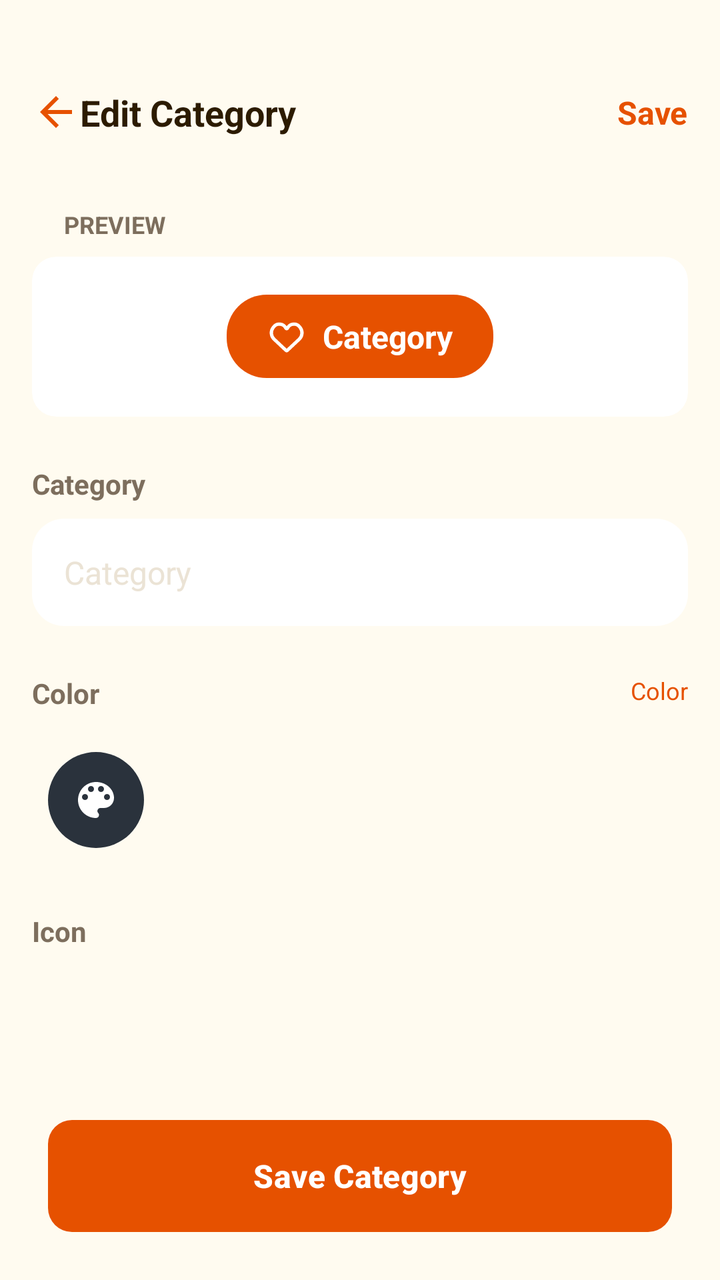
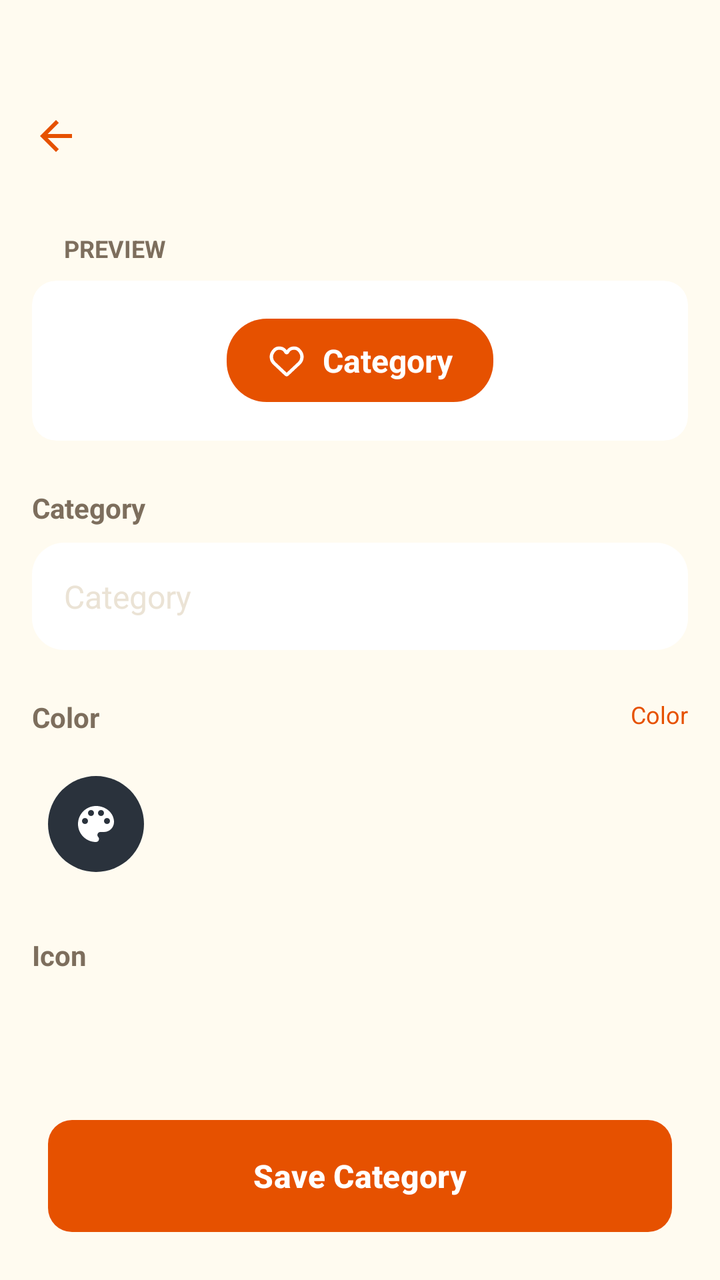

Before-and-after screenshots of an Android layout around one commit, followed by the original layout XML and the change that was made.
<!-- AndroidManifest.xml: application theme Theme.WhereIsMyCar -->
<!-- res/layout/fragment_edit_category.xml -->
<?xml version="1.0" encoding="utf-8"?>
<androidx.constraintlayout.widget.ConstraintLayout xmlns:android="http://schemas.android.com/apk/res/android"
    xmlns:app="http://schemas.android.com/apk/res-auto"
    xmlns:tools="http://schemas.android.com/tools"
    android:layout_width="match_parent"
    android:layout_height="match_parent"
    android:background="@color/app_background"
    android:paddingTop="@dimen/layout_padding_top"
    tools:context=".EditCategoryFragment">

    <androidx.constraintlayout.widget.ConstraintLayout
        android:id="@+id/toolbar"
        android:layout_width="match_parent"
        android:layout_height="?attr/actionBarSize"
        android:paddingHorizontal="16dp"
        app:layout_constraintTop_toTopOf="parent">

        <ImageView
            android:id="@+id/btn_back"
            android:layout_width="24dp"
            android:layout_height="24dp"
            android:contentDescription="@string/back"
            android:src="@drawable/ic_back"
            app:layout_constraintBottom_toBottomOf="parent"
            app:layout_constraintStart_toStartOf="parent"
            app:layout_constraintTop_toTopOf="parent"
            app:tint="@color/primary" />

        <TextView
            android:layout_width="wrap_content"
            android:layout_height="wrap_content"
            android:text="@string/edit_category"
            android:textColor="@color/text_primary"
            android:textSize="18sp"
            android:textStyle="bold"
            app:layout_constraintBottom_toBottomOf="parent"
            app:layout_constraintStart_toEndOf="@+id/btn_back"
            app:layout_constraintTop_toTopOf="parent" />

        <TextView
            android:id="@+id/btn_save_text"
            android:layout_width="wrap_content"
            android:layout_height="wrap_content"
            android:text="@string/save"
            android:textColor="@color/primary"
            android:textSize="16sp"
            android:textStyle="bold"
            app:layout_constraintBottom_toBottomOf="parent"
            app:layout_constraintEnd_toEndOf="parent"
            app:layout_constraintTop_toTopOf="parent" />
    </androidx.constraintlayout.widget.ConstraintLayout>

    <ScrollView
        android:layout_width="match_parent"
        android:layout_height="0dp"
        app:layout_constraintBottom_toTopOf="@id/btn_save_category"
        app:layout_constraintTop_toBottomOf="@id/toolbar">

        <LinearLayout
            android:layout_width="match_parent"
            android:layout_height="wrap_content"
            android:orientation="vertical"
            android:padding="16dp">

            <TextView
                android:layout_width="wrap_content"
                android:layout_height="wrap_content"
                android:text="@string/preview"
                android:textAllCaps="true"
                android:layout_marginStart="16dp"
                android:textColor="@color/text_secondary"
                android:textSize="12sp"
                android:textStyle="bold" />

            <androidx.cardview.widget.CardView
                android:layout_width="match_parent"
                android:layout_height="80dp"
                android:layout_marginTop="8dp"
                app:cardBackgroundColor="@color/card_surface"
                app:cardCornerRadius="12dp"
                app:cardElevation="0dp">

                <LinearLayout
                    android:id="@+id/category_preview_tag"
                    android:layout_width="wrap_content"
                    android:layout_height="wrap_content"
                    android:layout_gravity="center"
                    android:background="@drawable/rounded_pill_blue"
                    android:gravity="center"
                    android:paddingHorizontal="20dp"
                    android:paddingVertical="10dp">

                    <ImageView
                        android:id="@+id/category_preview_icon"
                        android:layout_width="20dp"
                        android:layout_height="20dp"
                        android:layout_marginEnd="8dp"
                        android:contentDescription="@string/app_name"
                        android:src="@drawable/favorite"
                        app:tint="@color/white" />

                    <TextView
                        android:id="@+id/category_preview_emoji"
                        android:layout_width="wrap_content"
                        android:layout_height="wrap_content"
                        android:layout_marginEnd="8dp"
                        android:textSize="20sp"
                        android:visibility="gone" />

                    <TextView
                        android:id="@+id/category_preview_name"
                        android:layout_width="wrap_content"
                        android:layout_height="wrap_content"
                        android:text="@string/category"
                        android:textColor="@color/white"
                        android:textSize="16sp"
                        android:textStyle="bold" />
                </LinearLayout>
            </androidx.cardview.widget.CardView>

            <TextView
                android:layout_width="wrap_content"
                android:layout_height="wrap_content"
                android:layout_marginTop="24dp"
                android:text="@string/category"
                android:textColor="@color/text_secondary"
                android:textSize="14sp"
                android:textStyle="bold" />

            <EditText
                android:id="@+id/category_name"
                android:layout_width="match_parent"
                android:layout_height="wrap_content"
                android:layout_marginTop="8dp"
                android:autofillHints="no"
                android:background="@drawable/rounded_card_dark"
                android:hint="@string/category"
                android:inputType="text"
                android:maxLength="32"
                android:padding="16dp"
                android:textSize="16sp"
                android:textColor="@color/text_primary"
                android:textColorHint="@color/primary_gray" />

            <androidx.constraintlayout.widget.ConstraintLayout
                android:layout_width="match_parent"
                android:layout_height="wrap_content"
                android:layout_marginTop="24dp">

                <TextView
                    android:layout_width="wrap_content"
                    android:layout_height="wrap_content"
                    android:text="@string/color"
                    android:textColor="@color/text_secondary"
                    android:textSize="14sp"
                    android:textStyle="bold"
                    app:layout_constraintStart_toStartOf="parent"
                    app:layout_constraintTop_toTopOf="parent" />

                <TextView
                    android:id="@+id/color_name"
                    android:layout_width="wrap_content"
                    android:layout_height="wrap_content"
                    android:text="@string/color"
                    android:textColor="@color/primary"
                    android:textSize="12sp"
                    app:layout_constraintEnd_toEndOf="parent"
                    app:layout_constraintTop_toTopOf="parent" />
            </androidx.constraintlayout.widget.ConstraintLayout>

            <androidx.constraintlayout.widget.ConstraintLayout
                android:layout_width="match_parent"
                android:layout_height="wrap_content"
                android:layout_marginTop="12dp"
                android:gravity="center_vertical"
                android:orientation="horizontal">

                <FrameLayout
                    android:id="@+id/btn_custom_color"
                    android:layout_width="wrap_content"
                    android:layout_height="wrap_content"
                    android:padding="8dp"
                    app:layout_constraintBottom_toBottomOf="parent"
                    app:layout_constraintEnd_toStartOf="@+id/rv_colors"
                    app:layout_constraintStart_toStartOf="parent"
                    app:layout_constraintTop_toTopOf="parent">

                    <View
                        android:id="@+id/custom_color_view"
                        android:layout_width="48dp"
                        android:layout_height="48dp"
                        android:background="@drawable/bg_color_circle"
                        android:backgroundTint="#2A323C" />

                    <ImageView
                        android:id="@+id/custom_color_icon"
                        android:layout_width="24dp"
                        android:layout_height="24dp"
                        android:layout_gravity="center"
                        android:contentDescription="@string/custom"
                        android:src="@drawable/ic_color_lens"
                        app:tint="@color/white" />
                </FrameLayout>

                <androidx.recyclerview.widget.RecyclerView
                    android:id="@+id/rv_colors"
                    android:layout_width="0dp"
                    android:layout_height="wrap_content"
                    android:layout_weight="1"
                    android:orientation="horizontal"
                    app:layoutManager="androidx.recyclerview.widget.LinearLayoutManager"
                    app:layout_constraintBottom_toBottomOf="parent"
                    app:layout_constraintEnd_toEndOf="parent"
                    app:layout_constraintStart_toEndOf="@id/btn_custom_color"
                    app:layout_constraintTop_toTopOf="parent"
                    tools:listitem="@layout/item_color_picker" />

            </androidx.constraintlayout.widget.ConstraintLayout>

            <TextView
                android:layout_width="wrap_content"
                android:layout_height="wrap_content"
                android:layout_marginTop="24dp"
                android:text="@string/icon"
                android:textColor="@color/text_secondary"
                android:textSize="14sp"
                android:textStyle="bold" />

            <androidx.recyclerview.widget.RecyclerView
                android:id="@+id/rv_icons"
                android:layout_width="match_parent"
                android:layout_height="wrap_content"
                android:layout_marginTop="12dp"
                android:nestedScrollingEnabled="false"
                app:layoutManager="androidx.recyclerview.widget.GridLayoutManager"
                app:spanCount="5"
                tools:listitem="@layout/item_icon_picker" />

        </LinearLayout>
    </ScrollView>

    <com.google.android.material.button.MaterialButton
        android:id="@+id/btn_save_category"
        style="@style/Widget.App.Button.Save"
        android:layout_width="match_parent"
        android:layout_margin="24dp"
        android:text="@string/save_category"
        app:layout_constraintBottom_toBottomOf="parent" />

</androidx.constraintlayout.widget.ConstraintLayout>
<!-- res/layout/item_color_picker.xml (included above) -->
<?xml version="1.0" encoding="utf-8"?>
<FrameLayout xmlns:android="http://schemas.android.com/apk/res/android"
    xmlns:app="http://schemas.android.com/apk/res-auto"
    android:layout_width="wrap_content"
    android:layout_height="wrap_content"
    android:padding="8dp">

    <View
        android:id="@+id/view_color"
        android:layout_width="48dp"
        android:layout_height="48dp"
        android:background="@drawable/bg_color_circle" />

    <ImageView
        android:id="@+id/iv_selected"
        android:layout_width="24dp"
        android:layout_height="24dp"
        android:layout_gravity="center"
        android:contentDescription="@string/app_name"
        android:src="@drawable/ic_check"
        android:visibility="gone"
        app:tint="@color/white" />

</FrameLayout>
<!-- res/layout/item_icon_picker.xml (included above) -->
<?xml version="1.0" encoding="utf-8"?>
<FrameLayout xmlns:android="http://schemas.android.com/apk/res/android"
    xmlns:app="http://schemas.android.com/apk/res-auto"
    android:layout_width="match_parent"
    android:layout_height="wrap_content"
    android:padding="8dp">

    <com.google.android.material.card.MaterialCardView
        android:id="@+id/cv_icon_background"
        android:layout_width="56dp"
        android:layout_height="56dp"
        android:layout_gravity="center"
        app:cardBackgroundColor="@color/card_surface"
        app:cardCornerRadius="16dp"
        app:cardElevation="0dp"
        app:strokeColor="@color/border_gray"
        app:strokeWidth="1dp">

        <ImageView
            android:id="@+id/iv_icon"
            android:layout_width="28dp"
            android:layout_height="28dp"
            android:layout_gravity="center"
            android:contentDescription="@string/app_name"
            android:src="@drawable/favorite"
            app:tint="@color/text_secondary" />

        <TextView
            android:id="@+id/tv_emoji"
            android:layout_width="wrap_content"
            android:layout_height="wrap_content"
            android:layout_gravity="center"
            android:textSize="24sp"
            android:visibility="gone" />
    </com.google.android.material.card.MaterialCardView>

</FrameLayout>
<!-- resources referenced by this layout -->
<resources>
  <color name="app_background">#FFFBF0</color>
  <color name="border_gray">#E0D7C6</color>
  <color name="card_surface">#FFFFFF</color>
  <color name="primary">#E65100</color>
  <color name="primary_gray">#EBE3D5</color>
  <color name="text_primary">#2C1B00</color>
  <color name="text_secondary">#7D6E5D</color>
  <color name="white">#FFFFFFFF</color>
  <dimen name="layout_padding_top">24dp</dimen>
  <!-- drawable bg_color_circle (drawable) -->
  <?xml version="1.0" encoding="utf-8"?>
  <shape xmlns:android="http://schemas.android.com/apk/res/android"
      android:shape="oval">
      <solid android:color="@color/primary" />
  </shape>
  <!-- drawable rounded_card_dark (drawable) -->
  <?xml version="1.0" encoding="utf-8"?>
  <shape xmlns:android="http://schemas.android.com/apk/res/android">
      <solid android:color="@color/surface_dark" />
      <corners android:radius="16dp" />
  </shape>
  <!-- drawable rounded_pill_blue (drawable) -->
  <?xml version="1.0" encoding="utf-8"?>
  <shape xmlns:android="http://schemas.android.com/apk/res/android">
      <solid android:color="@color/primary" />
      <corners android:radius="20dp" />
  </shape>
  <string name="app_name">Where Is My Car</string>
  <string name="back">Back</string>
  <string name="category">Category</string>
  <string name="color">Color</string>
  <string name="custom">Custom</string>
  <string name="edit_category">Edit Category</string>
  <string name="icon">Icon</string>
  <string name="preview">Preview</string>
  <string name="save">Save</string>
  <string name="save_category">Save Category</string>
  <style name="Theme.WhereIsMyCar" parent="Base.Theme.WhereIsMyCar" />
  <color name="surface_dark">@color/card_surface</color>
  <style name="Base.Theme.WhereIsMyCar" parent="Theme.Material3.DayNight.NoActionBar">
          
          <item name="colorPrimary">@color/primary</item>
          <item name="colorOnPrimary">@color/white</item>
          <item name="android:windowBackground">@color/app_background</item>
  
          
          <item name="android:popupMenuStyle">@style/Widget.Material3.PopupMenu.Custom</item>
          <item name="popupMenuStyle">@style/Widget.Material3.PopupMenu.Custom</item>
          <item name="android:textAppearanceLargePopupMenu">@style/TextAppearance.Material3.BodyLarge</item>
          <item name="android:textAppearanceSmallPopupMenu">@style/TextAppearance.Material3.BodyMedium</item>
          <item name="materialSwitchStyle">@style/Widget.App.Switch</item>
  
          
          <item name="preferenceTheme">@style/PreferenceThemeOverlay</item>
  
          
          <item name="iconColor">@color/text_primary</item>
      </style>
  <style name="Widget.App.Switch" parent="Widget.Material3.CompoundButton.MaterialSwitch">
          <item name="materialThemeOverlay">@style/ThemeOverlay.App.Switch</item>
          <item name="android:scaleX">0.8</item>
          <item name="android:scaleY">0.8</item>
          <item name="thumbIcon">@drawable/ic_check</item>
      </style>
  <style name="PreferenceThemeOverlay" parent="PreferenceThemeOverlay.v14.Material">
          <item name="preferenceCategoryStyle">@style/PreferenceCategoryStyle</item>
      </style>
  <!-- drawable bg_popup_menu (drawable) -->
  <?xml version="1.0" encoding="utf-8"?>
  <shape xmlns:android="http://schemas.android.com/apk/res/android">
      
      <solid android:color="@color/bg_gray" />
      
      <corners android:radius="12dp" />
      <stroke
          android:width="1dp"
          android:color="@color/border_gray" />
  </shape>
  <style name="PreferenceCategoryStyle" parent="Preference.Category.Material">
          <item name="android:layout">@layout/custom_preference_category</item>
          <item name="allowDividerAbove">false</item>
          <item name="allowDividerBelow">false</item>
          <item name="iconSpaceReserved">false</item>
      </style>
  <color name="bg_gray">#EDE7DE</color>
  <color name="primary_gray_full">#D6CDC0</color>
  <!-- unchanged entries left out for length: 7 -->
</resources>

<!-- the commit's change to res/layout/fragment_edit_category.xml (unified diff, before → after) -->
@@ -8,53 +8,16 @@
     android:paddingTop="@dimen/layout_padding_top"
     tools:context=".EditCategoryFragment">
 
-    <androidx.constraintlayout.widget.ConstraintLayout
-        android:id="@+id/toolbar"
-        android:layout_width="match_parent"
-        android:layout_height="?attr/actionBarSize"
-        android:paddingHorizontal="16dp"
-        app:layout_constraintTop_toTopOf="parent">
-
-        <ImageView
-            android:id="@+id/btn_back"
-            android:layout_width="24dp"
-            android:layout_height="24dp"
-            android:contentDescription="@string/back"
-            android:src="@drawable/ic_back"
-            app:layout_constraintBottom_toBottomOf="parent"
-            app:layout_constraintStart_toStartOf="parent"
-            app:layout_constraintTop_toTopOf="parent"
-            app:tint="@color/primary" />
-
-        <TextView
-            android:layout_width="wrap_content"
-            android:layout_height="wrap_content"
-            android:text="@string/edit_category"
-            android:textColor="@color/text_primary"
-            android:textSize="18sp"
-            android:textStyle="bold"
-            app:layout_constraintBottom_toBottomOf="parent"
-            app:layout_constraintStart_toEndOf="@+id/btn_back"
-            app:layout_constraintTop_toTopOf="parent" />
-
-        <TextView
-            android:id="@+id/btn_save_text"
-            android:layout_width="wrap_content"
-            android:layout_height="wrap_content"
-            android:text="@string/save"
-            android:textColor="@color/primary"
-            android:textSize="16sp"
-            android:textStyle="bold"
-            app:layout_constraintBottom_toBottomOf="parent"
-            app:layout_constraintEnd_toEndOf="parent"
-            app:layout_constraintTop_toTopOf="parent" />
-    </androidx.constraintlayout.widget.ConstraintLayout>
+    <include
+        android:id="@+id/layout_header"
+        layout="@layout/layout_header"
+        app:layout_constraintTop_toTopOf="parent" />
 
     <ScrollView
         android:layout_width="match_parent"
         android:layout_height="0dp"
         app:layout_constraintBottom_toTopOf="@id/btn_save_category"
-        app:layout_constraintTop_toBottomOf="@id/toolbar">
+        app:layout_constraintTop_toBottomOf="@id/layout_header">
 
         <LinearLayout
             android:layout_width="match_parent"
@@ -248,6 +211,62 @@
         app:layout_constraintBottom_toBottomOf="parent" />
 
 </androidx.constraintlayout.widget.ConstraintLayout>
+<!-- res/layout/layout_header.xml (included above) -->
+<?xml version="1.0" encoding="utf-8"?>
+<androidx.constraintlayout.widget.ConstraintLayout xmlns:android="http://schemas.android.com/apk/res/android"
+    xmlns:app="http://schemas.android.com/apk/res-auto"
+    android:id="@+id/toolbar"
+    android:layout_width="match_parent"
+    android:layout_height="?attr/actionBarSize"
+    android:paddingHorizontal="16dp">
+
+    <ImageView
+        android:id="@+id/btn_back"
+        android:layout_width="24dp"
+        android:layout_height="24dp"
+        android:contentDescription="@string/back"
+        android:src="@drawable/ic_back"
+        app:layout_constraintBottom_toBottomOf="parent"
+        app:layout_constraintStart_toStartOf="parent"
+        app:layout_constraintTop_toTopOf="parent"
+        app:tint="@color/primary" />
+
+    <TextView
+        android:id="@+id/tv_toolbar_title"
+        android:layout_width="wrap_content"
+        android:layout_height="wrap_content"
+        android:layout_marginStart="16dp"
+        android:includeFontPadding="false"
+        android:textColor="@color/text_primary"
+        android:textSize="18sp"
+        android:textStyle="bold"
+        app:layout_constraintBottom_toBottomOf="parent"
+        app:layout_constraintStart_toEndOf="@+id/btn_back"
+        app:layout_constraintTop_toTopOf="parent" />
+
+    <ImageView
+        android:id="@+id/btn_toolbar_action_icon"
+        android:layout_width="24dp"
+        android:layout_height="24dp"
+        android:visibility="gone"
+        app:layout_constraintBottom_toBottomOf="parent"
+        app:layout_constraintEnd_toEndOf="parent"
+        app:layout_constraintTop_toTopOf="parent"
+        app:tint="@color/text_primary" />
+
+    <TextView
+        android:id="@+id/btn_toolbar_action_text"
+        android:layout_width="wrap_content"
+        android:layout_height="wrap_content"
+        android:textColor="@color/primary"
+        android:textSize="16sp"
+        android:textStyle="bold"
+        android:visibility="gone"
+        app:layout_constraintBottom_toBottomOf="parent"
+        app:layout_constraintEnd_toEndOf="parent"
+        app:layout_constraintTop_toTopOf="parent" />
+
+</androidx.constraintlayout.widget.ConstraintLayout>
 <!-- res/layout/item_color_picker.xml (included above) -->
 <?xml version="1.0" encoding="utf-8"?>
 <FrameLayout xmlns:android="http://schemas.android.com/apk/res/android"
<!-- resource entries referenced after the edit -->
@@ -8,7 +8,7 @@
   <color name="text_primary">#2C1B00</color>
   <color name="text_secondary">#7D6E5D</color>
   <color name="white">#FFFFFFFF</color>
-  <dimen name="layout_padding_top">24dp</dimen>
+  <dimen name="layout_padding_top">36dp</dimen>
   <!-- drawable bg_color_circle (drawable) -->
   <?xml version="1.0" encoding="utf-8"?>
   <shape xmlns:android="http://schemas.android.com/apk/res/android"
@@ -32,10 +32,8 @@
   <string name="category">Category</string>
   <string name="color">Color</string>
   <string name="custom">Custom</string>
-  <string name="edit_category">Edit Category</string>
   <string name="icon">Icon</string>
   <string name="preview">Preview</string>
-  <string name="save">Save</string>
   <string name="save_category">Save Category</string>
   <style name="Theme.WhereIsMyCar" parent="Base.Theme.WhereIsMyCar" />
   <color name="surface_dark">@color/card_surface</color>
@@ -56,7 +54,7 @@
           <item name="preferenceTheme">@style/PreferenceThemeOverlay</item>
   
           
-          <item name="iconColor">@color/text_primary</item>
+          <item name="icon_color">@color/text_primary</item>
       </style>
   <style name="Widget.App.Switch" parent="Widget.Material3.CompoundButton.MaterialSwitch">
           <item name="materialThemeOverlay">@style/ThemeOverlay.App.Switch</item>
